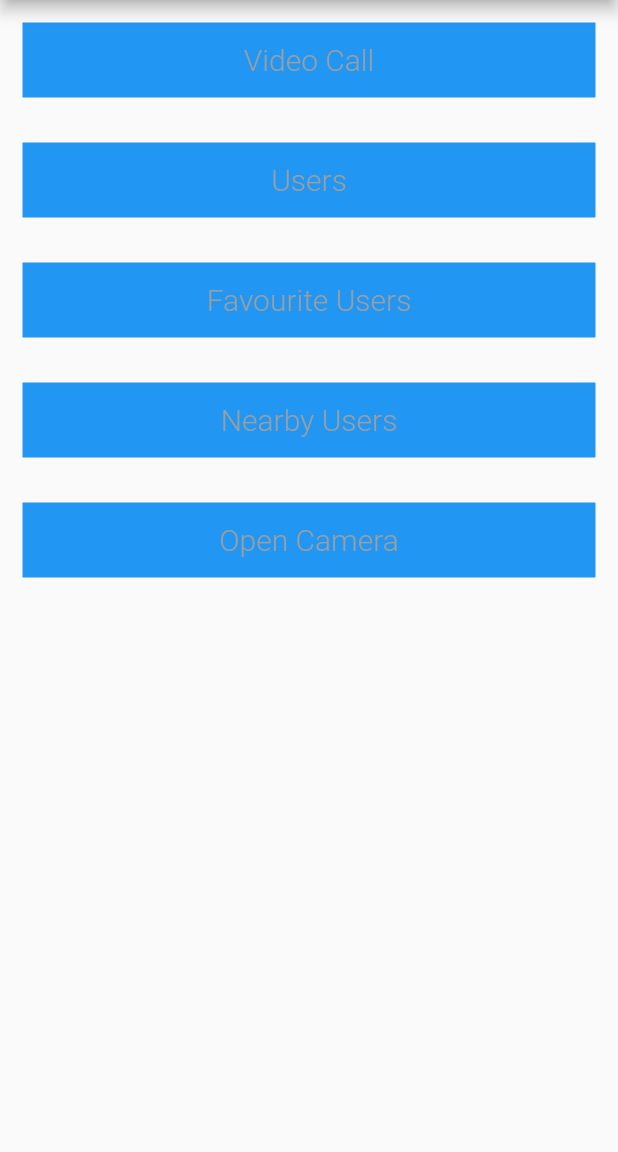
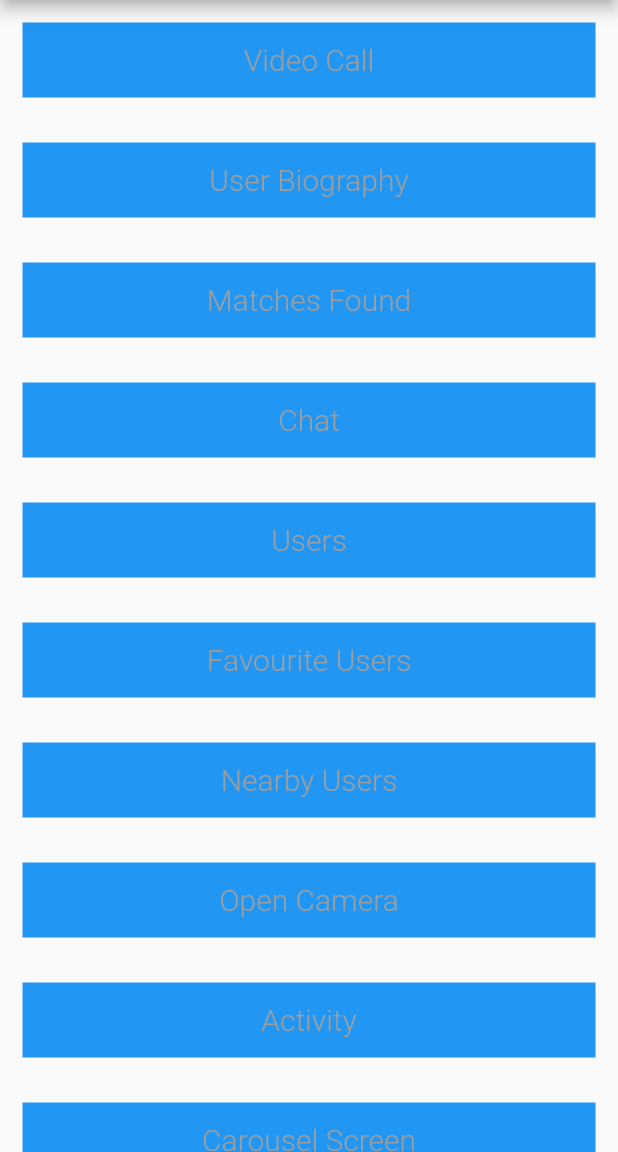
Before and after one commit to harshkumarkhatri/Flutter-UI-17-Dating-App-UI-1, a Flutter app: the UAScreens screen opened directly, on a phone screen of 412 x 824 dp, the part 84-1236 px from its top. Run offline on Flutter 3.47's test engine with Material 2 defaults, Android fonts, the phone set to English and light mode, and no system bars; our stand-ins replace carousel_slider, firebase_auth, flutter_spinkit, font_awesome_flutter, google_sign_in, image_picker; missing offline and left inert: flutter_facebook_login, flutter_twitter_login; accounts and stored records are empty.

Commit message:
Updated UA screens, added a widget for the same

```diff
--- /dev/null
+++ b/lib/Widgets/uaScreenItems.dart
@@ -0,0 +1,21 @@
+import 'package:flutter/material.dart';
+
+Widget uaItem(name) {
+  return Padding(
+    padding: const EdgeInsets.all(15),
+    child: Container(
+      height: 50,
+      color: Colors.blue,
+      child: Center(
+        child: Text(
+          name,
+          style: TextStyle(
+            color: Colors.grey,
+            fontSize: 20,
+            fontWeight: FontWeight.w300,
+          ),
+        ),
+      ),
+    ),
+  );
+}
--- a/lib/ua_Screens.dart
+++ b/lib/ua_Screens.dart
@@ -5,10 +5,19 @@
 import 'dart:io';
 
 import 'package:flutter/material.dart';
+import 'package:flutter_ui_17_dating_app_ui_1/Screen10_Chat.dart';
 import 'package:flutter_ui_17_dating_app_ui_1/Screen13_Users.dart';
 import 'package:flutter_ui_17_dating_app_ui_1/Screen14_FavUsers.dart';
 import 'package:flutter_ui_17_dating_app_ui_1/Screen17_NearbyUsers.dart';
+import 'package:flutter_ui_17_dating_app_ui_1/Screen19_Activity.dart';
+import 'package:flutter_ui_17_dating_app_ui_1/Screen20_Tour.dart';
+import 'package:flutter_ui_17_dating_app_ui_1/Screen21_MatchFound.dart';
+import 'package:flutter_ui_17_dating_app_ui_1/Screen22_FoundMatchSearching.dart';
+import 'package:flutter_ui_17_dating_app_ui_1/Screen23_multiLoginOptions.dart';
 import 'package:flutter_ui_17_dating_app_ui_1/Screen6_userProfile.dart';
+import 'package:flutter_ui_17_dating_app_ui_1/Screen8_Biography.dart';
+import 'package:flutter_ui_17_dating_app_ui_1/Screen9_MatchFound.dart';
+import 'package:flutter_ui_17_dating_app_ui_1/Widgets/uaScreenItems.dart';
 import 'package:font_awesome_flutter/font_awesome_flutter.dart';
 import 'package:image_picker/image_picker.dart';
 
@@ -29,6 +38,7 @@ class _UAScreensState extends State<UAScreens> {
       _image = image;
     });
   }
+
   @override
   Widget build(BuildContext context) {
     return Scaffold(
@@ -94,24 +104,34 @@ class _UAScreensState extends State<UAScreens> {
                 GestureDetector(
                   onTap: () {
                     Navigator.of(context)
+                        .push(MaterialPageRoute(builder: (_) => Screen8()));
+                  },
+                  child: uaItem(
+                    "User Biography",
+                  ),
+                ),
+                GestureDetector(
+                  onTap: () {
+                    Navigator.of(context)
+                        .push(MaterialPageRoute(builder: (_) => Screen9()));
+                  },
+                  child: uaItem(
+                    "Matches Found",
+                  ),
+                ),
+                GestureDetector(
+                    onTap: () {
+                      Navigator.of(context)
+                          .push(MaterialPageRoute(builder: (_) => Screen10()));
+                    },
+                    child: uaItem("Chat")),
+                GestureDetector(
+                  onTap: () {
+                    Navigator.of(context)
                         .push(MaterialPageRoute(builder: (_) => Screen13()));
                   },
-                  child: Padding(
-                    padding: const EdgeInsets.all(15),
-                    child: Container(
-                      height: 50,
-                      color: Colors.blue,
-                      child: Center(
-                        child: Text(
+                  child: uaItem(
                     "Users",
-                          style: TextStyle(
-                            color: Colors.grey,
-                            fontSize: 20,
-                            fontWeight: FontWeight.w300,
-                          ),
-                        ),
-                      ),
-                    ),
                   ),
                 ),
                 GestureDetector(
@@ -119,22 +139,8 @@ class _UAScreensState extends State<UAScreens> {
                     Navigator.of(context)
                         .push(MaterialPageRoute(builder: (_) => Screen14()));
                   },
-                  child: Padding(
-                    padding: const EdgeInsets.all(15),
-                    child: Container(
-                      height: 50,
-                      color: Colors.blue,
-                      child: Center(
-                        child: Text(
+                  child: uaItem(
                     "Favourite Users",
-                          style: TextStyle(
-                            color: Colors.grey,
-                            fontSize: 20,
-                            fontWeight: FontWeight.w300,
-                          ),
-                        ),
-                      ),
-                    ),
                   ),
                 ),
                 GestureDetector(
@@ -142,46 +148,63 @@ class _UAScreensState extends State<UAScreens> {
                     Navigator.of(context)
                         .push(MaterialPageRoute(builder: (_) => Screen17()));
                   },
-                  child: Padding(
-                    padding: const EdgeInsets.all(15),
-                    child: Container(
-                      height: 50,
-                      color: Colors.blue,
-                      child: Center(
-                        child: Text(
+                  child: uaItem(
                     "Nearby Users",
-                          style: TextStyle(
-                            color: Colors.grey,
-                            fontSize: 20,
-                            fontWeight: FontWeight.w300,
-                          ),
-                        ),
-                      ),
-                    ),
                   ),
                 ),
                 GestureDetector(
                   onTap: () {
                     get_image();
                   },
-                  child: Padding(
-                    padding: const EdgeInsets.all(15),
-                    child: Container(
-                      height: 50,
-                      color: Colors.blue,
-                      child: Center(
-                        child: Text(
+                  child: uaItem(
                     "Open Camera",
-                          style: TextStyle(
-                            color: Colors.grey,
-                            fontSize: 20,
-                            fontWeight: FontWeight.w300,
                   ),
                 ),
+                GestureDetector(
+                  onTap: () {
+                    Navigator.of(context)
+                        .push(MaterialPageRoute(builder: (_) => Screen19()));
+                  },
+                  child: uaItem(
+                    "Activity",
                   ),
                 ),
+                GestureDetector(
+                  onTap: () {
+                    Navigator.of(context)
+                        .push(MaterialPageRoute(builder: (_) => Screen20()));
+                  },
+                  child: uaItem(
+                    "Carousel Screen",
                   ),
-                )
+                ),
+                GestureDetector(
+                  onTap: () {
+                    Navigator.of(context)
+                        .push(MaterialPageRoute(builder: (_) => Screen22()));
+                  },
+                  child: uaItem(
+                    "Find Match-Searching",
+                  ),
+                ),
+                GestureDetector(
+                  onTap: () {
+                    Navigator.of(context)
+                        .push(MaterialPageRoute(builder: (_) => Screen21()));
+                  },
+                  child: uaItem(
+                    "Find Match-Found",
+                  ),
+                ),
+                GestureDetector(
+                  onTap: () {
+                    Navigator.of(context)
+                        .push(MaterialPageRoute(builder: (_) => Screen23()));
+                  },
+                  child: uaItem(
+                    "Login Options",
+                  ),
+                ),
               ],
             ),
           ),
```
Also changed, not shown: 1 other file. Lines whose indentation alone changed are shown as unchanged.
